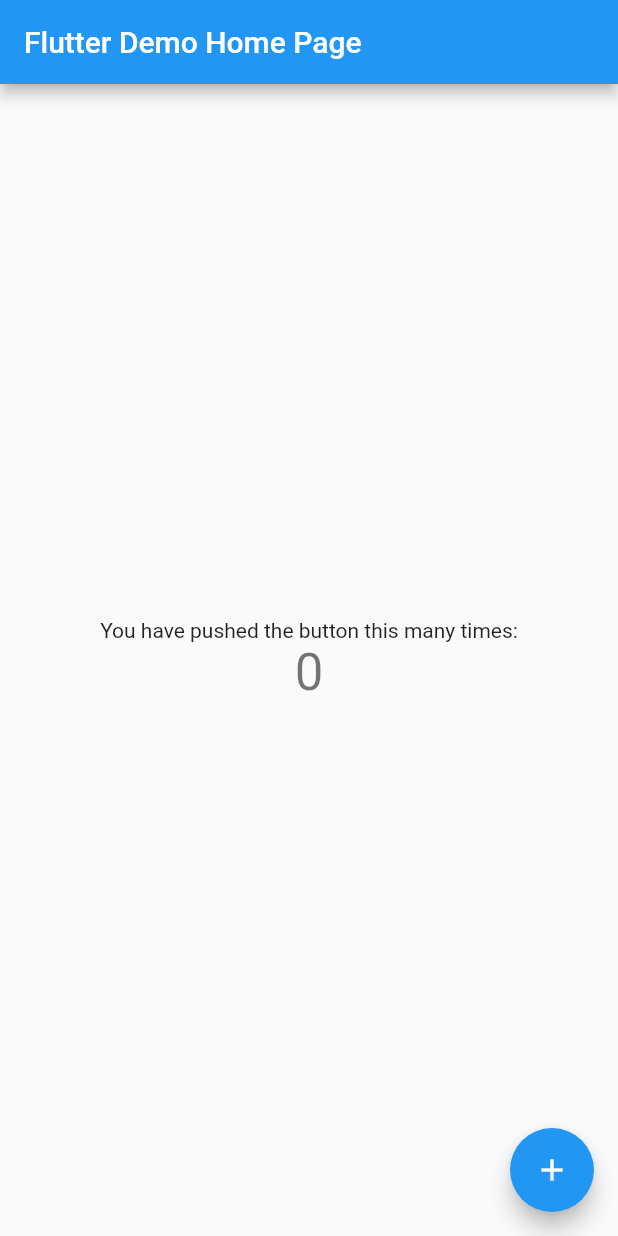
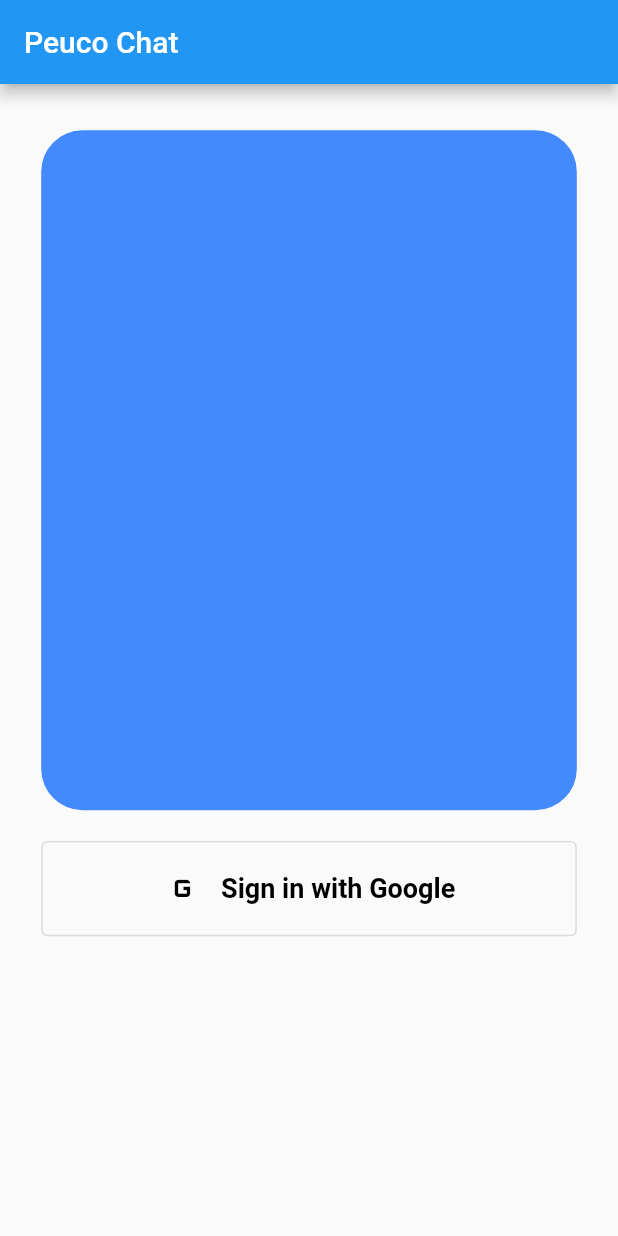
Before and after one commit to n3rdkid/fb-chat-riverpod, a Flutter app: the screen it shows after launch, on a phone screen of 412 x 824 dp. Run offline on Flutter 3.47's test engine with Material 2 defaults, Android fonts, the phone set to English and light mode, and no system bars; our stand-ins replace firebase_core, flutter_screenutil; accounts and stored records are empty; generated files the repository leaves out were written again.

Commit message:
feat : basic login screen

```diff
--- a/lib/main.dart
+++ b/lib/main.dart
@@ -1,46 +1,35 @@
+import 'package:fb_chat_riverpod/screens/login.dart';
+import 'package:firebase_core/firebase_core.dart';
 import 'package:flutter/material.dart';
+import 'package:flutter_screenutil/flutter_screenutil.dart';
 
-void main() {
+import 'firebase_options.dart';
+
+void main() async {
+  WidgetsFlutterBinding.ensureInitialized();
+  await Firebase.initializeApp(
+    options: DefaultFirebaseOptions.currentPlatform,
+  );
   runApp(const MyApp());
 }
 
 class MyApp extends StatelessWidget {
   const MyApp({Key? key}) : super(key: key);
 
-  // This widget is the root of your application.
   @override
   Widget build(BuildContext context) {
-    return MaterialApp(
-      title: 'Flutter Demo',
-      theme: ThemeData(
-        // This is the theme of your application.
-        //
-        // Try running your application with "flutter run". You'll see the
-        // application has a blue toolbar. Then, without quitting the app, try
-        // changing the primarySwatch below to Colors.green and then invoke
-        // "hot reload" (press "r" in the console where you ran "flutter run",
-        // or simply save your changes to "hot reload" in a Flutter IDE).
-        // Notice that the counter didn't reset back to zero; the application
-        // is not restarted.
-        primarySwatch: Colors.blue,
+    return ScreenUtilInit(
+      designSize: const Size(360, 640),
+      builder: () => const MaterialApp(
+        useInheritedMediaQuery: true,
+        home: MyHomePage(title: 'Peuco Chat'),
       ),
-      home: const MyHomePage(title: 'Flutter Demo Home Page'),
     );
   }
 }
 
 class MyHomePage extends StatefulWidget {
   const MyHomePage({Key? key, required this.title}) : super(key: key);
-
-  // This widget is the home page of your application. It is stateful, meaning
-  // that it has a State object (defined below) that contains fields that affect
-  // how it looks.
-
-  // This class is the configuration for the state. It holds the values (in this
-  // case the title) provided by the parent (in this case the App widget) and
-  // used by the build method of the State. Fields in a Widget subclass are
-  // always marked "final".
-
   final String title;
 
   @override
@@ -48,68 +37,13 @@ class MyHomePage extends StatefulWidget {
 }
 
 class _MyHomePageState extends State<MyHomePage> {
-  int _counter = 0;
-
-  void _incrementCounter() {
-    setState(() {
-      // This call to setState tells the Flutter framework that something has
-      // changed in this State, which causes it to rerun the build method below
-      // so that the display can reflect the updated values. If we changed
-      // _counter without calling setState(), then the build method would not be
-      // called again, and so nothing would appear to happen.
-      _counter++;
-    });
-  }
-
   @override
   Widget build(BuildContext context) {
-    // This method is rerun every time setState is called, for instance as done
-    // by the _incrementCounter method above.
-    //
-    // The Flutter framework has been optimized to make rerunning build methods
-    // fast, so that you can just rebuild anything that needs updating rather
-    // than having to individually change instances of widgets.
     return Scaffold(
       appBar: AppBar(
-        // Here we take the value from the MyHomePage object that was created by
-        // the App.build method, and use it to set our appbar title.
         title: Text(widget.title),
       ),
-      body: Center(
-        // Center is a layout widget. It takes a single child and positions it
-        // in the middle of the parent.
-        child: Column(
-          // Column is also a layout widget. It takes a list of children and
-          // arranges them vertically. By default, it sizes itself to fit its
-          // children horizontally, and tries to be as tall as its parent.
-          //
-          // Invoke "debug painting" (press "p" in the console, choose the
-          // "Toggle Debug Paint" action from the Flutter Inspector in Android
-          // Studio, or the "Toggle Debug Paint" command in Visual Studio Code)
-          // to see the wireframe for each widget.
-          //
-          // Column has various properties to control how it sizes itself and
-          // how it positions its children. Here we use mainAxisAlignment to
-          // center the children vertically; the main axis here is the vertical
-          // axis because Columns are vertical (the cross axis would be
-          // horizontal).
-          mainAxisAlignment: MainAxisAlignment.center,
-          children: <Widget>[
-            const Text(
-              'You have pushed the button this many times:',
-            ),
-            Text(
-              '$_counter',
-              style: Theme.of(context).textTheme.headline4,
-            ),
-          ],
-        ),
-      ),
-      floatingActionButton: FloatingActionButton(
-        onPressed: _incrementCounter,
-        tooltip: 'Increment',
-        child: const Icon(Icons.add),
-      ), // This trailing comma makes auto-formatting nicer for build methods.
+      body: const LoginScreen(),
     );
   }
 }
--- /dev/null
+++ b/lib/screens/login.dart
@@ -0,0 +1,60 @@
+import 'package:flutter/material.dart';
+import 'package:flutter_screenutil/flutter_screenutil.dart';
+
+class LoginScreen extends StatelessWidget {
+  const LoginScreen({
+    Key? key,
+  }) : super(key: key);
+
+  @override
+  Widget build(BuildContext context) {
+    return SingleChildScrollView(
+      child: Padding(
+        padding: EdgeInsets.symmetric(horizontal: 24.w, vertical: 24.h),
+        child: Column(
+          crossAxisAlignment: CrossAxisAlignment.start,
+          children: [
+            Container(
+              height: 352.h,
+              width: double.infinity,
+              decoration: BoxDecoration(
+                borderRadius: BorderRadius.all(Radius.circular(24.r)),
+                color: Colors.blueAccent,
+              ),
+            ),
+            SizedBox(
+              height: 16.h,
+            ),
+            SizedBox(
+              width: double.infinity,
+              child: TextButton(
+                onPressed: () {},
+                style: ButtonStyle(
+                  side: MaterialStateProperty.all(
+                    const BorderSide(color: Colors.black12),
+                  ),
+                  foregroundColor: MaterialStateProperty.all(Colors.black),
+                  padding: MaterialStateProperty.all(EdgeInsets.all(14.h)),
+                  textStyle: MaterialStateProperty.all(
+                    TextStyle(fontSize: 14.h, fontWeight: FontWeight.w700),
+                  ),
+                ),
+                child: Row(
+                  mainAxisAlignment: MainAxisAlignment.center,
+                  children: [
+                    Icon(
+                      Icons.g_mobiledata,
+                      size: 24.sp,
+                    ),
+                    SizedBox(width: 10.w),
+                    const Text('Sign in with Google'),
+                  ],
+                ),
+              ),
+            )
+          ],
+        ),
+      ),
+    );
+  }
+}
```
